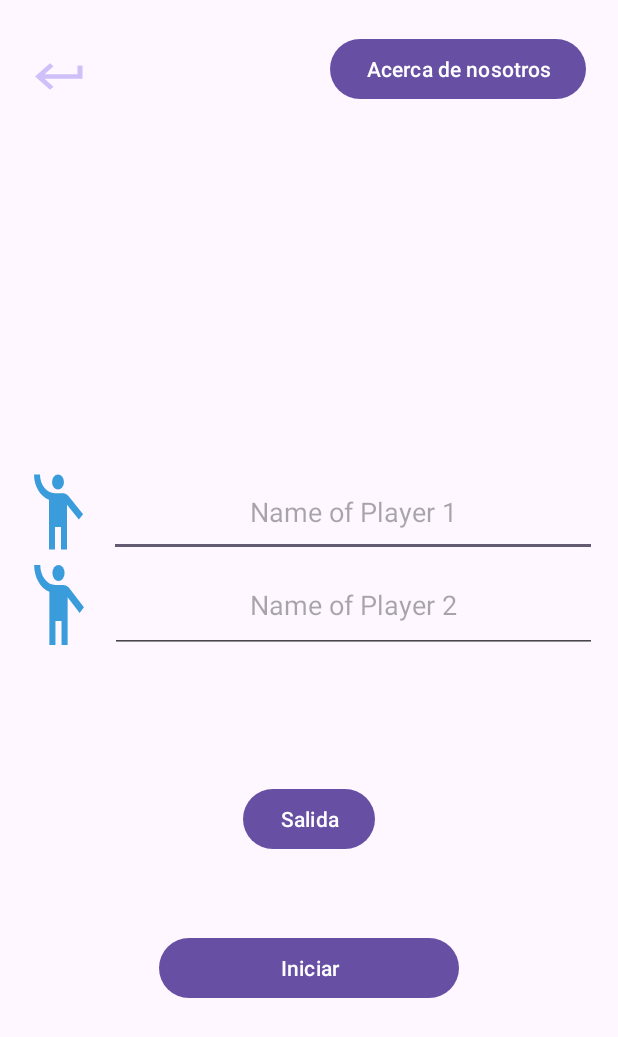
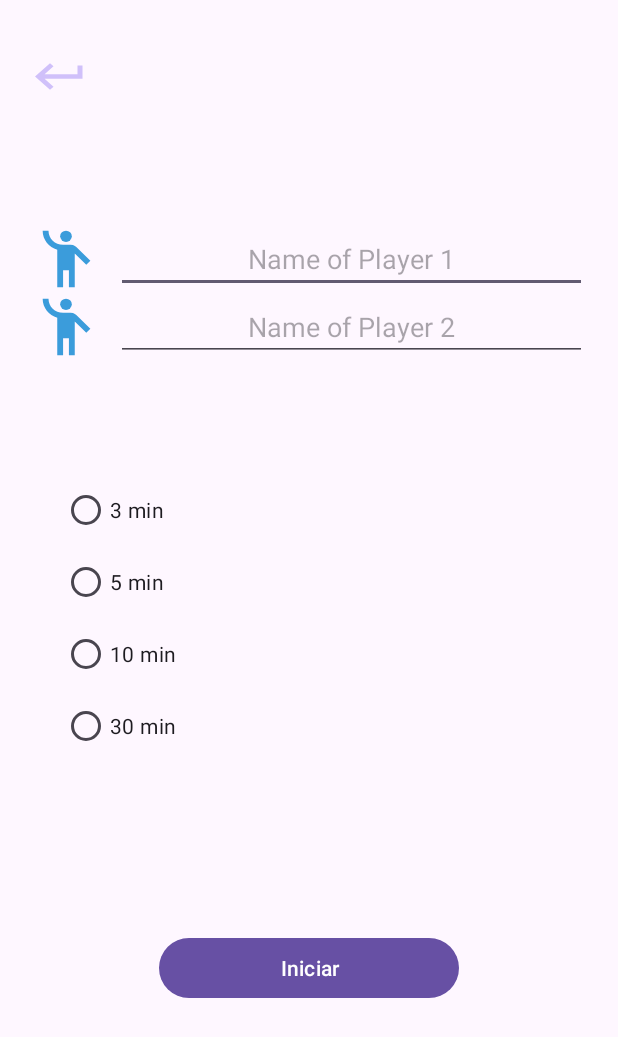
Before and after one commit to efrainsalzar/TemporizadorChess, an Android app: the screen it shows after launch (MainActivity), on a phone screen of 412 x 824 dp. Shown: the top 1037 px of the screen. Run offline under Robolectric (Android 15) with nearby library versions, the phone set to English and light mode, and no system bars; our stand-ins replace Firebase (no records; nobody signed in at launch, a user with empty details on screens opened directly).

Commit message:
hemos vuelto

```diff
--- a/app/src/main/java/com/example/temporizadorchess/ChessTimer.kt
+++ b/app/src/main/java/com/example/temporizadorchess/ChessTimer.kt
@@ -26,11 +26,6 @@ class ChessTimer(private val mContext: Context) {
         ).show()
     }
 
-    fun ClickColor(colorboton1: View, colorboton2: View) {
-        colorboton1.setBackgroundColor(ContextCompat.getColor(mContext, R.color.mycolor2))
-        colorboton2.setBackgroundColor(ContextCompat.getColor(mContext, R.color.mycolor))
-    }
-
     fun tiempominutos(time: TextView) {
         when (botonSeleccionado) {
             "10 min" -> {                time.setText(thenTime)            }
--- a/app/src/main/java/com/example/temporizadorchess/Configuracion.kt
+++ b/app/src/main/java/com/example/temporizadorchess/Configuracion.kt
@@ -11,7 +11,12 @@ class Configuracion : AppCompatActivity() {
         setContentView(R.layout.activity_configuracion)
 
 
+        val acercade =findViewById<Button>(R.id.acercade)
 
+        acercade.setOnClickListener{
+            val intent = Intent(this, acercadenosotros::class.java)
+            startActivity(intent)
+        }
 
     }
 }
--- a/app/src/main/java/com/example/temporizadorchess/MainActivity.kt
+++ b/app/src/main/java/com/example/temporizadorchess/MainActivity.kt
@@ -16,25 +16,26 @@ import androidx.core.content.ContextCompat
 import androidx.core.content.ContextCompat.startActivity
 import com.google.firebase.firestore.ktx.firestore
 import com.google.firebase.ktx.Firebase
-
+import java.time.LocalDateTime // importar la clase LocalDateTime
+import java.time.LocalDate // importar la clase LocalDate
 
 object DatosEnvi {
     var nombrePlayer1: String = ""
     var nombrePlayer2: String = ""
     var tiempoJuego: String = ""
+    var contadorP1: String = ""
+    var contadorP2: String = ""
+    var ganoPerdioP1: String = ""
+    var ganoPerdioP2: String = ""
 }
 
 class MainActivity : AppCompatActivity() {
 
 
 
-
     //valor de DBFire
-
     @SuppressLint("MissingInflatedId")
     override fun onCreate(savedInstanceState: Bundle?) {
-        //splash
-        //setTheme(R.id.AppTheme)
 
         super.onCreate(savedInstanceState)
         setContentView(R.layout.activity_main)
@@ -43,8 +44,8 @@ class MainActivity : AppCompatActivity() {
         val btStar = findViewById<Button>(R.id.BotonStar)
         val namep1 = findViewById<EditText>(R.id.nameP1)
         val namep2 = findViewById<EditText>(R.id.nameP2)
-        val acercade=findViewById<Button>(R.id.acerca)
 
+        val radioGroup = findViewById<RadioGroup>(R.id.MinutosVerif)
 
         //getData()
 
@@ -55,66 +56,34 @@ class MainActivity : AppCompatActivity() {
 
 
 
-        val salida=findViewById<Button>(R.id.salida)
-
-        salida.setOnClickListener{
-            finish()
-        }
-        //boton iniciar
-
-
-        btStar.setOnClickListener{
-            val intent =Intent(this,Temporizador::class.java)
-            intent.putExtra("name_p1",namep1.text.toString())
-            intent.putExtra("name_p2",namep2.text.toString())
-            startActivity(intent)
-            //finish()
-        }
-        val ace=findViewById<Button>(R.id.acerca)
-
-        ace.setOnClickListener {
-            val intent=Intent(this,acercadenosotros::class.java)
-            startActivity(intent)
-        }
-
-
-
-        //boton iniciar
-
-        //acercade.background.alpha = 0
-
-
-
         //Metodos Click
-        acercade.setOnClickListener {
-            siguienteActivity(acercadenosotros::class.java)
-        }
-
-
-        //radioGroup.setOnCheckedChangeListener { group, checkedId ->
+        radioGroup.setOnCheckedChangeListener { group, checkedId ->
             // obtén la opción seleccionada
-        //  val radioButton = findViewById<RadioButton>(checkedId)
+            val radioButton = findViewById<RadioButton>(checkedId)
             //val opcionSeleccionada = radioButton.id
-        //ChessTimer.botonSeleccionado = radioButton.text.toString()
-
-
-        //}
-
-
+            ChessTimer.botonSeleccionado = radioButton.text.toString()
 
 
             //Validar Tiempo
             btStar.setOnClickListener{
-            //   if (checkedId == -1) { } else {
+                if (checkedId == -1) { } else {
                     // Se ha seleccionado un botón en el RadioGroup
                     DatosEnvi.nombrePlayer1 = namep1.text.toString()
                     DatosEnvi.nombrePlayer2 = namep2.text.toString()
-            //     DatosEnvi.tiempoJuego = radioButton.text.toString()
+                    DatosEnvi.tiempoJuego = radioButton.text.toString()
 
                     siguienteActivity(Temporizador::class.java)
                     //finish()
                 }
             }
+        }
+        //Boton Salir
+        botonsalir.setOnClickListener {
+            finishAffinity()
+        }
+
+
+    }//fin
     fun siguienteActivity(nameActivity: Class<out Activity>){
         val intent = Intent(this,nameActivity)
         startActivity(intent)
--- a/app/src/main/res/layout/activity_main.xml
+++ b/app/src/main/res/layout/activity_main.xml
@@ -7,17 +7,7 @@
     android:layout_margin="5sp"
     tools:context=".MainActivity">
 
-    <Button
-        android:id="@+id/acerca"
-        android:layout_width="wrap_content"
-        android:layout_height="wrap_content"
-        android:text="Acerca de nosotros"
-        app:layout_constraintBottom_toBottomOf="parent"
-        app:layout_constraintEnd_toEndOf="parent"
-        app:layout_constraintHorizontal_bias="0.93"
-        app:layout_constraintStart_toStartOf="parent"
-        app:layout_constraintTop_toTopOf="parent"
-        app:layout_constraintVertical_bias="0.022" />
+
 
     <ImageView
         android:id="@+id/botonSalir"
@@ -32,35 +22,35 @@
 
     <LinearLayout
         android:id="@+id/customPlayer"
-        android:layout_width="383dp"
-        android:layout_height="133dp"
+        android:layout_width="match_parent"
+        android:layout_height="wrap_content"
+        android:orientation="vertical"
         android:layout_marginLeft="15dp"
         android:layout_marginRight="15dp"
-        android:orientation="vertical"
         app:layout_constraintBottom_toBottomOf="parent"
         app:layout_constraintEnd_toEndOf="parent"
         app:layout_constraintStart_toStartOf="parent"
         app:layout_constraintTop_toTopOf="parent"
-        app:layout_constraintVertical_bias="0.45">
+        app:layout_constraintVertical_bias="0.2">
 
         <LinearLayout
-            android:layout_width="383dp"
+            android:layout_width="match_parent"
             android:layout_height="wrap_content"
             android:orientation="horizontal">
 
             <ImageView
-                android:layout_width="48dp"
+                android:layout_width="0dp"
                 android:layout_height="match_parent"
                 android:layout_weight="0.15"
                 android:background="@drawable/emoji_people_24" />
 
             <EditText
                 android:id="@+id/nameP1"
-                android:layout_width="321dp"
-                android:layout_height="60dp"
-                android:layout_marginLeft="10dp"
+                android:layout_width="0dp"
+                android:layout_height="wrap_content"
                 android:layout_weight="1"
                 android:gravity="center"
+                android:layout_marginLeft="10dp"
                 android:hint="Name of Player 1"
                 android:inputType="text" />
 
@@ -72,23 +62,59 @@
 
             <ImageView
                 android:layout_width="0dp"
+                android:layout_weight="0.15"
                 android:layout_height="match_parent"
-                android:layout_weight="0.15"
-                android:background="@drawable/emoji_people_24" />
+                android:background="@drawable/emoji_people_24"/>
 
             <EditText
                 android:id="@+id/nameP2"
                 android:layout_width="0dp"
-                android:layout_height="64dp"
-                android:layout_marginLeft="10dp"
+                android:layout_height="wrap_content"
                 android:layout_weight="1"
                 android:gravity="center"
+                android:layout_marginLeft="10dp"
                 android:hint="Name of Player 2"
                 android:inputType="text" />
 
         </LinearLayout>
 
     </LinearLayout>
+
+    <RadioGroup
+        android:id="@+id/MinutosVerif"
+        android:layout_width="100dp"
+        android:layout_height="wrap_content"
+        app:layout_constraintBottom_toBottomOf="parent"
+        app:layout_constraintEnd_toEndOf="parent"
+        app:layout_constraintHorizontal_bias="0.12"
+        app:layout_constraintStart_toStartOf="parent"
+        app:layout_constraintTop_toTopOf="parent"
+        app:layout_constraintVertical_bias="0.5">
+
+        <RadioButton
+            android:id="@+id/tresMinutos"
+            android:layout_width="match_parent"
+            android:layout_height="wrap_content"
+            android:text="3 min" />
+
+        <RadioButton
+            android:id="@+id/cincoMinutos"
+            android:layout_width="match_parent"
+            android:layout_height="wrap_content"
+            android:text="5 min" />
+
+        <RadioButton
+            android:id="@+id/diezMinutos"
+            android:layout_width="match_parent"
+            android:layout_height="wrap_content"
+            android:text="10 min" />
+
+        <RadioButton
+            android:id="@+id/treintaMinutos"
+            android:layout_width="match_parent"
+            android:layout_height="wrap_content"
+            android:text="30 min" />
+    </RadioGroup>
 
 
     <Button
@@ -103,17 +129,4 @@
         app:layout_constraintVertical_bias="0.805" />
 
 
-
-
-    <Button
-        android:id="@+id/salida"
-        android:layout_width="wrap_content"
-        android:layout_height="wrap_content"
-        android:text="Salida"
-        app:layout_constraintBottom_toBottomOf="parent"
-        app:layout_constraintEnd_toEndOf="parent"
-        app:layout_constraintStart_toStartOf="parent"
-        app:layout_constraintTop_toTopOf="parent"
-        app:layout_constraintVertical_bias="0.675" />
-
 </androidx.constraintlayout.widget.ConstraintLayout>
```
Also changed, not shown: app/src/main/java/com/example/temporizadorchess/Resultados.kt (+98 -15 lines), app/src/main/java/com/example/temporizadorchess/Temporizador.kt (+119 -56 lines), app/src/main/res/layout/activity_configuracion.xml (+12 -0 lines), app/src/main/res/layout/activity_resultados.xml (+11 -6 lines), app/src/main/res/layout/activity_temporizador.xml (+3 -35 lines). Lines whose indentation alone changed are shown as unchanged.
